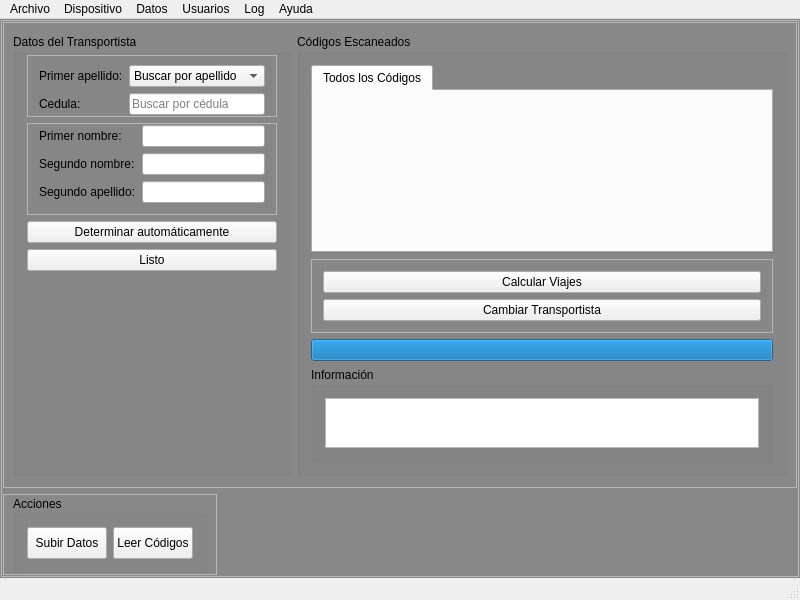
Qt form transporte_ucv_harvester/mainwindow.ui (BlastDV/compusciens-ucv-transporte-harvester) before a commit.
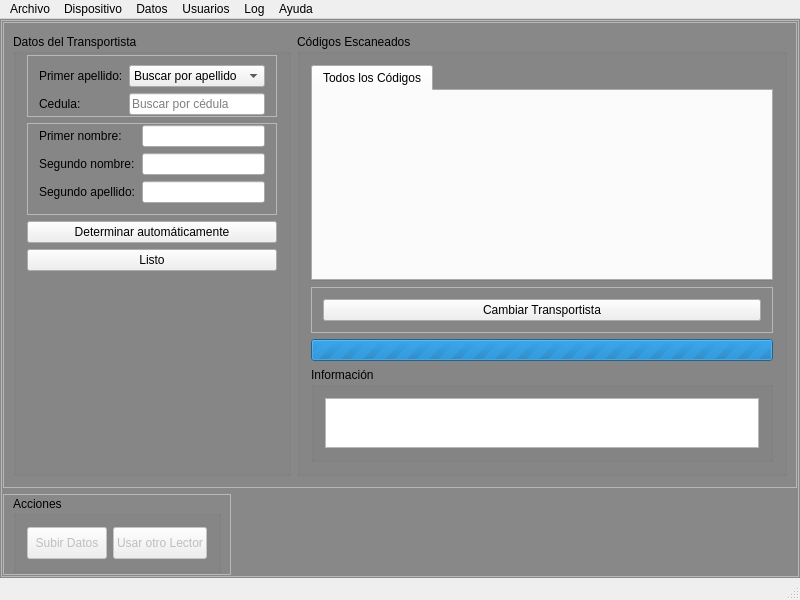
The same form after that commit. Icons and pictures are not drawn.

Commit message:
Ahora MainWindow se comporta adecuadamente en cuanto a los aspectos del manejor de codigos e interaccion con el dispositivo. No obstante, hay un problema con DeviceConnector: Si se vuelve a mostrar para digamos, configurar otra conexion o liberar el puerto, aparte de no mostrar la conexion activa, elimina todas las conexiones y no hay forma de reconectar el dispositivo mas que reiniciar la aplicacion.
Aun queda pendiente el insert principal.

```diff
--- a/transporte_ucv_harvester/mainwindow.ui
+++ b/transporte_ucv_harvester/mainwindow.ui
@@ -296,13 +296,6 @@
                 <enum>QFrame::Raised</enum>
                </property>
                <layout class="QVBoxLayout" name="verticalLayout_2">
-                <item>
-                 <widget class="QPushButton" name="CalculateTripsButton">
-                  <property name="text">
-                   <string>Calcular Viajes</string>
-                  </property>
-                 </widget>
-                </item>
                 <item>
                  <widget class="QPushButton" name="BackToDriverButton">
                   <property name="text">
@@ -315,8 +308,11 @@
              </item>
              <item>
               <widget class="QProgressBar" name="ReadingProgressBar">
+               <property name="maximum">
+                <number>0</number>
+               </property>
                <property name="value">
-                <number>100</number>
+                <number>0</number>
                </property>
                <property name="alignment">
                 <set>Qt::AlignCenter</set>
@@ -406,7 +402,10 @@
             </property>
             <layout class="QHBoxLayout" name="horizontalLayout_4">
              <item>
-              <widget class="QPushButton" name="pushButton">
+              <widget class="QPushButton" name="UploadDataButton">
+               <property name="enabled">
+                <bool>false</bool>
+               </property>
                <property name="minimumSize">
                 <size>
                  <width>32</width>
@@ -435,7 +434,10 @@
               </widget>
              </item>
              <item>
-              <widget class="QPushButton" name="pushButton_2">
+              <widget class="QPushButton" name="NextDeviceButton">
+               <property name="enabled">
+                <bool>false</bool>
+               </property>
                <property name="minimumSize">
                 <size>
                  <width>32</width>
@@ -443,7 +445,7 @@
                 </size>
                </property>
                <property name="text">
-                <string>Leer Códigos</string>
+                <string>Usar otro Lector</string>
                </property>
                <property name="icon">
                 <iconset resource="icons.qrc">
```
The commit also changes 2 other files.
